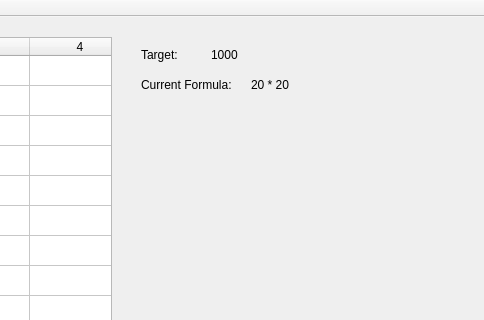
adsorensen/CountUp, file mainwindow.ui: the form before one commit; both pictures show x 339 to 823 and y 0 to 320 of the 823 by 506 pixel window.
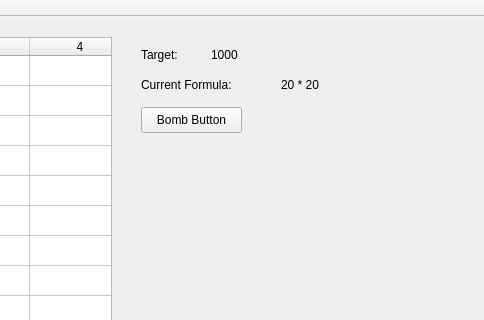
The form after the commit.

Patch:
```diff
--- a/mainwindow.ui
+++ b/mainwindow.ui
@@ -99,7 +99,7 @@
      <rect>
       <x>480</x>
       <y>60</y>
-      <width>101</width>
+      <width>121</width>
       <height>16</height>
      </rect>
     </property>
@@ -110,7 +110,7 @@
    <widget class="QLabel" name="formulaLabel">
     <property name="geometry">
      <rect>
-      <x>590</x>
+      <x>620</x>
       <y>60</y>
       <width>59</width>
       <height>16</height>
@@ -120,6 +120,19 @@
      <string>20 * 20</string>
     </property>
    </widget>
+   <widget class="QPushButton" name="pushButton">
+    <property name="geometry">
+     <rect>
+      <x>480</x>
+      <y>90</y>
+      <width>101</width>
+      <height>26</height>
+     </rect>
+    </property>
+    <property name="text">
+     <string>Bomb Button</string>
+    </property>
+   </widget>
   </widget>
   <widget class="QMenuBar" name="menuBar">
    <property name="geometry">
```
Left out of the diff: 2 changed lines with no effect on the pictures.
